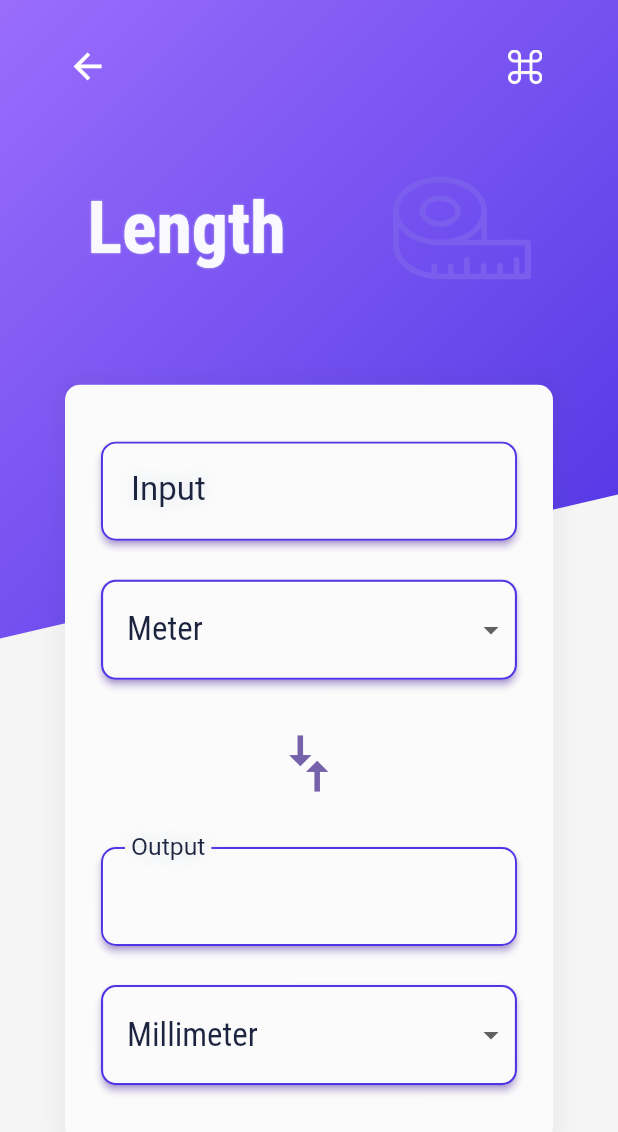
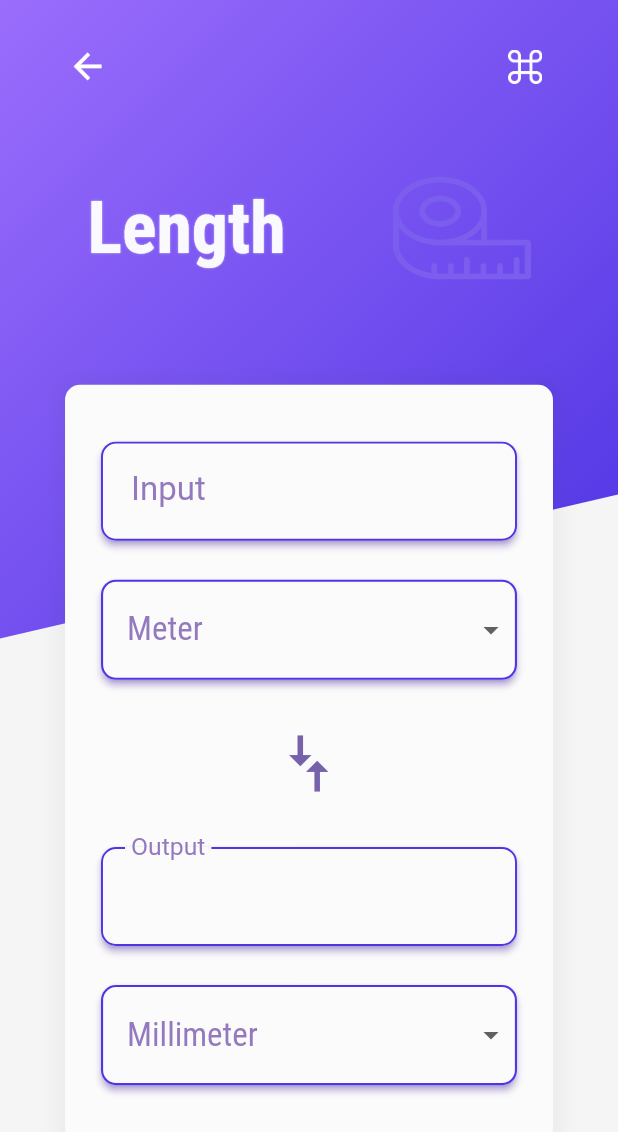
Before and after one commit to bharat-1809/Unito, a Flutter app: the screen it shows after launch, after a tap on "Length", on a phone screen of 412 x 824 dp. Shown: the top 1132 px of the screen. Run offline on Flutter 3.47's test engine with Material 2 defaults, Android fonts, the phone set to English and light mode, and no system bars; our stand-ins replace device_preview.

Commit message:
Added font theme for converter text

```diff
--- a/unit_converter_app/lib/component/unitCon_Logic.dart
+++ b/unit_converter_app/lib/component/unitCon_Logic.dart
@@ -136,6 +136,8 @@ class _UnitConFgUIState extends State<UnitConFgUI> {
           fontSize: 22,
           fontFamily: 'Roboto',
           fontWeight: FontWeight.w400,
+          color: Theme.of(context).hoverColor,
+          shadows: [],
         );
     final _borderRadius = BorderRadius.circular(10);
     final _materialElevation = 2.0;
--- a/unit_converter_app/lib/component/unit_converter.dart
+++ /dev/null
@@ -1 +0,0 @@
-import 'package:flutter/material.dart';
--- a/unit_converter_app/lib/screens/unit_screen.dart
+++ b/unit_converter_app/lib/screens/unit_screen.dart
@@ -42,7 +42,6 @@ class _UnitConverterState extends State<UnitConverter> {
         ),
         height: 0.612745098 * height,
         width: 0.7895884774 * width,
-        // TODO: Implement the input method for the unit conversion
         child: UnitConFgUI(
           units: widget.category.units,
         ),
```
Also changed, not shown: unit_converter_app/lib/theme/themes.dart (+12 -0 lines).
